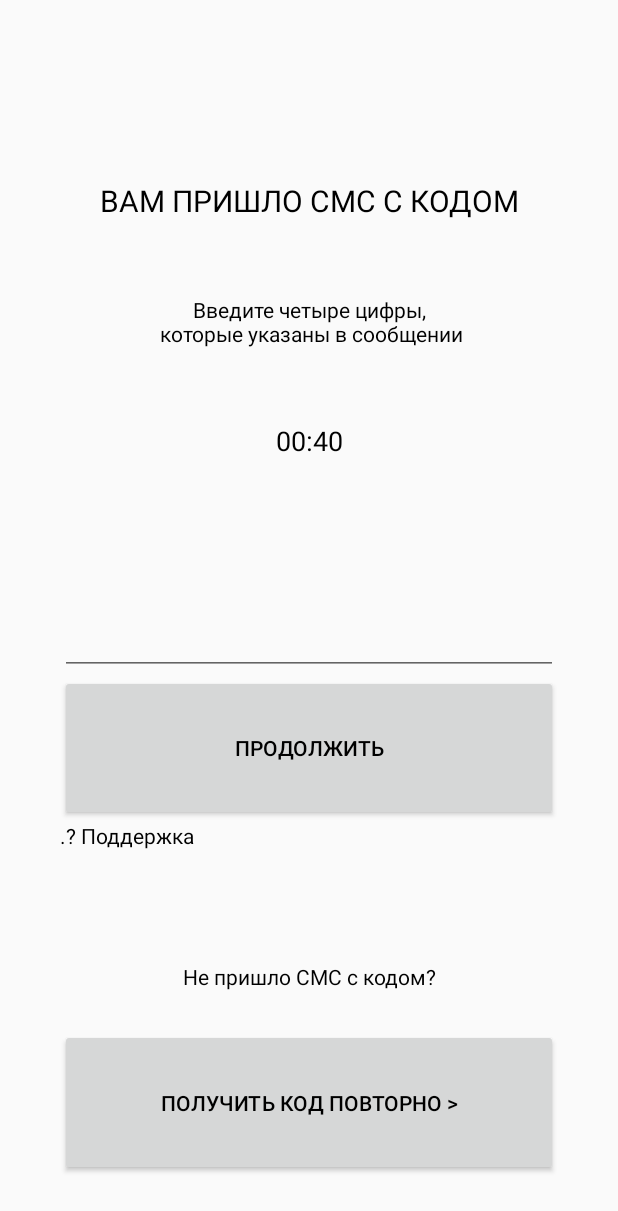
After one commit to uzhvij/ambassador, an Android app: the fragment SmsFragment placed in its activity, on a phone screen of 412 x 824 dp. The commit adds this screen. Shown: the top 1211 px of the screen. Run offline under Robolectric (Android 15) with nearby library versions, the phone set to English and light mode, and no system bars.

Commit message:
End work at Login Fragments     Add retrofit to gradle

```diff
--- a/app/build.gradle
+++ b/app/build.gradle
@@ -23,6 +23,8 @@ dependencies {
     implementation 'com.android.support:appcompat-v7:28.0.0'
     implementation 'com.android.support.constraint:constraint-layout:1.1.3'
     implementation 'com.android.support:support-v4:28.0.0'
+    implementation 'com.squareup.retrofit2:retrofit:2.6.0'
+    implementation 'com.squareup.retrofit2:converter-gson:2.6.0'
     testImplementation 'junit:junit:4.12'
     androidTestImplementation 'com.android.support.test:runner:1.0.2'
     androidTestImplementation 'com.android.support.test.espresso:espresso-core:3.0.2'
--- a/app/src/main/java/com/blogspot/uzhvij/pr_ambassador/login_fragments/FragmentsTags.java
+++ b/app/src/main/java/com/blogspot/uzhvij/pr_ambassador/login_fragments/FragmentsTags.java
@@ -1,5 +1,5 @@
 package com.blogspot.uzhvij.pr_ambassador.login_fragments;
 
 public enum FragmentsTags {
-    LOGO, INFO, AUTHORIZATION, LOGIN, REGISTRATION, ROLE_CHOICE
+    LOGO, INFO, AUTHORIZATION, LOGIN, SMS, REGISTRATION, ROLE_CHOICE
 }
--- /dev/null
+++ b/app/src/main/java/com/blogspot/uzhvij/pr_ambassador/login_fragments/SmsFragment.java
@@ -0,0 +1,37 @@
+package com.blogspot.uzhvij.pr_ambassador.login_fragments;
+
+import android.os.Bundle;
+import android.support.annotation.NonNull;
+import android.support.v4.app.Fragment;
+import android.view.LayoutInflater;
+import android.view.View;
+import android.view.ViewGroup;
+import android.widget.Button;
+
+import com.blogspot.uzhvij.pr_ambassador.R;
+
+public class SmsFragment extends BaseFragment{
+
+    public SmsFragment() {
+        nextFragmentTag = FragmentsTags.ROLE_CHOICE;    }
+
+        @Override
+    public View onCreateView(@NonNull LayoutInflater inflater, ViewGroup container,
+                             Bundle savedInstanceState) {
+            View view = inflater.inflate(R.layout.fragment_sms, container, false);
+            Button buttonContinue = view.findViewById(R.id.buttonContinue);
+            Button buttonGetCode = view.findViewById(R.id.buttonGetCode);
+            buttonContinue.setOnClickListener(this);
+            buttonGetCode.setOnClickListener(new View.OnClickListener() {
+                @Override
+                public void onClick(View view) {
+                    getCodeAgain(view);
+                }
+            });
+            return view;
+        }
+
+    private void getCodeAgain(View view){
+
+    }
+}
--- /dev/null
+++ b/app/src/main/res/layout/fragment_sms.xml
@@ -0,0 +1,77 @@
+<?xml version="1.0" encoding="utf-8"?>
+<LinearLayout xmlns:android="http://schemas.android.com/apk/res/android"
+    xmlns:tools="http://schemas.android.com/tools"
+    android:layout_width="match_parent"
+    android:layout_height="match_parent"
+    android:orientation="vertical"
+    android:paddingStart="40dp"
+    android:paddingEnd="40dp"
+    tools:context=".login_fragments.SmsFragment">
+
+    <TextView
+        android:id="@+id/textViewHeader"
+        android:layout_width="match_parent"
+        android:layout_height="wrap_content"
+        android:layout_marginTop="120dp"
+        android:layout_weight="1"
+        android:text="ВАМ ПРИШЛО СМС С КОДОМ"
+        android:textAlignment="center"
+        android:textSize="20sp" />
+
+    <TextView
+        android:id="@+id/textViewContext"
+        android:layout_width="match_parent"
+        android:layout_height="wrap_content"
+        android:layout_weight="1"
+        android:text="Введите четыре цифры,\n которые указаны в сообщении"
+        android:textAlignment="center" />
+
+    <TextView
+        android:id="@+id/textViewTimer"
+        android:layout_width="match_parent"
+        android:layout_height="wrap_content"
+        android:layout_weight="1"
+        android:text="00:40"
+        android:textAlignment="center"
+        android:textSize="18sp" />
+
+    <EditText
+        android:id="@+id/editTextCode"
+        android:layout_width="match_parent"
+        android:layout_height="wrap_content"
+        android:layout_weight="1"
+        android:ems="10"
+        android:gravity="center"
+        android:inputType="number" />
+
+    <Button
+        android:id="@+id/buttonContinue"
+        android:layout_width="match_parent"
+        android:layout_height="wrap_content"
+        android:layout_weight="1"
+        android:text="Продолжить" />
+
+    <TextView
+        android:id="@+id/textViewHelp"
+        android:layout_width="match_parent"
+        android:layout_height="wrap_content"
+        android:layout_weight="1"
+        android:text=".? Поддержка" />
+
+    <TextView
+        android:id="@+id/textViewQuestion"
+        android:layout_width="match_parent"
+        android:layout_height="wrap_content"
+        android:layout_weight="1"
+        android:gravity="center"
+        android:text="Не пришло СМС с кодом?" />
+
+    <Button
+        android:id="@+id/buttonGetCode"
+        android:layout_width="match_parent"
+        android:layout_height="wrap_content"
+        android:layout_marginBottom="40dp"
+        android:layout_weight="1"
+        android:text="Получить код повторно >" />
+
+</LinearLayout>
--- a/app/src/main/res/values/styles.xml
+++ b/app/src/main/res/values/styles.xml
@@ -1,11 +1,12 @@
 <resources>
 
 <!-- Base application theme. -->
-    <style name="AppTheme" parent="Theme.AppCompat.Light.DarkActionBar">
+<style name="AppTheme" parent="Theme.AppCompat.Light.NoActionBar">
     <!-- Customize your theme here. -->
     <item name="colorPrimary">@color/colorPrimary</item>
     <item name="colorPrimaryDark">@color/colorPrimaryDark</item>
     <item name="colorAccent">@color/colorAccent</item>
+    <item name="android:textColor">@android:color/black</item>
 </style>
 
 </resources>
```
Also changed, not shown: app/src/main/java/com/blogspot/uzhvij/pr_ambassador/login_fragments/FragmentsFactory.java (+10 -0 lines), app/src/main/java/com/blogspot/uzhvij/pr_ambassador/login_fragments/LoginFragment.java (added, +39 -0 lines), app/src/main/java/com/blogspot/uzhvij/pr_ambassador/login_fragments/RegistrationFragment.java (added, +27 -0 lines), app/src/main/java/com/blogspot/uzhvij/pr_ambassador/login_fragments/RoleFragment.java (added, +28 -0 lines), app/src/main/res/layout/fragment_info.xml (+5 -3 lines), app/src/main/res/layout/fragment_login.xml (added, +69 -0 lines), app/src/main/res/layout/fragment_registration.xml (added, +59 -0 lines), app/src/main/res/layout/fragment_role.xml (added, +36 -0 lines), app/src/main/res/mipmap-xxhdpi/customer.jpg (added), app/src/main/res/mipmap-xxhdpi/first_screen_hd.png (renamed from app/src/main/res/mipmap-anydpi-v26/first_screen_hd.png), app/src/main/res/mipmap-xxhdpi/implementer.jpg (added), app/src/main/res/mipmap-xxhdpi/second_screen_hd.png (renamed from app/src/main/res/mipmap-anydpi-v26/second_screen_hd.png). Lines whose indentation alone changed are shown as unchanged.
